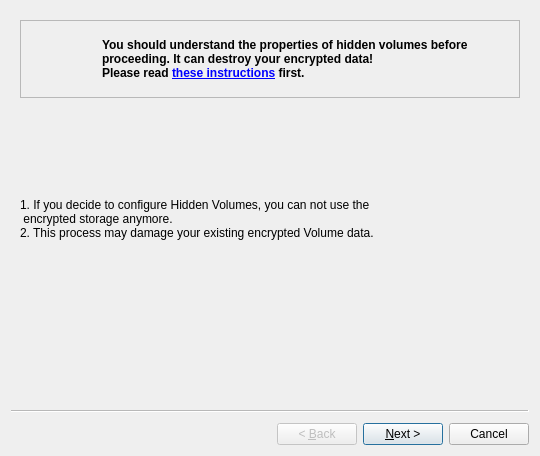
daringer/nitropy-app, file nitropyapp/ui/storage.ui: the form before one commit.
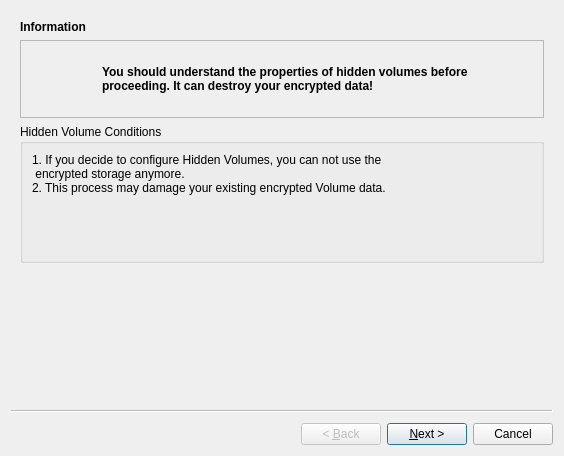
The form after the commit. Icons and pictures are not drawn.

Patch:
```diff
--- a/nitropyapp/ui/storage.ui
+++ b/nitropyapp/ui/storage.ui
@@ -6,7 +6,7 @@
    <rect>
     <x>0</x>
     <y>0</y>
-    <width>536</width>
+    <width>542</width>
     <height>456</height>
    </rect>
   </property>
@@ -17,8 +17,21 @@
    <enum>QWizard::ClassicStyle</enum>
   </property>
   <widget class="QWizardPage" name="wizardPage1">
-   <layout class="QGridLayout" name="gridLayout_4">
-    <item row="0" column="0" colspan="2">
+   <layout class="QVBoxLayout" name="verticalLayout_5">
+    <item>
+     <widget class="QLabel" name="label_14">
+      <property name="font">
+       <font>
+        <weight>75</weight>
+        <bold>true</bold>
+       </font>
+      </property>
+      <property name="text">
+       <string>Information</string>
+      </property>
+     </widget>
+    </item>
+    <item>
      <widget class="QFrame" name="frame">
       <property name="frameShape">
        <enum>QFrame::StyledPanel</enum>
@@ -64,7 +77,7 @@
          </property>
         </widget>
        </item>
-       <item>
+       <item alignment="Qt::AlignVCenter">
         <widget class="QLabel" name="l_top_instructions">
          <property name="sizePolicy">
           <sizepolicy hsizetype="MinimumExpanding" vsizetype="Fixed">
@@ -76,7 +89,7 @@
           <enum>Qt::StrongFocus</enum>
          </property>
          <property name="text">
-          <string>&lt;html&gt;&lt;head/&gt;&lt;body&gt;&lt;p&gt;&lt;span style=&quot; font-weight:600;&quot;&gt;You should understand the properties of hidden volumes before proceeding. It can destroy your encrypted data! &lt;br/&gt;Please read &lt;/span&gt;&lt;a href=&quot;https://www.nitrokey.com/documentation/hidden-volumes&quot;&gt;&lt;span style=&quot; font-weight:600; text-decoration: underline; color:#0000ff;&quot;&gt;these instructions&lt;/span&gt;&lt;/a&gt;&lt;span style=&quot; font-weight:600;&quot;&gt; first.&lt;/span&gt;&lt;/p&gt;&lt;/body&gt;&lt;/html&gt;</string>
+          <string>&lt;html&gt;&lt;head/&gt;&lt;body&gt;&lt;p&gt;&lt;span style=&quot; font-weight:600;&quot;&gt;You should understand the properties of hidden volumes before proceeding. It can destroy your encrypted data! &lt;/span&gt;&lt;/p&gt;&lt;/body&gt;&lt;/html&gt;</string>
          </property>
          <property name="scaledContents">
           <bool>false</bool>
@@ -92,70 +105,53 @@
       </layout>
      </widget>
     </item>
-    <item row="4" column="0" colspan="2">
-     <widget class="QLabel" name="label_2">
-      <property name="sizePolicy">
-       <sizepolicy hsizetype="Fixed" vsizetype="Fixed">
-        <horstretch>0</horstretch>
-        <verstretch>0</verstretch>
-       </sizepolicy>
+    <item>
+     <widget class="QGroupBox" name="groupBox_2">
+      <property name="title">
+       <string>Hidden Volume Conditions</string>
       </property>
-      <property name="minimumSize">
-       <size>
-        <width>500</width>
-        <height>50</height>
-       </size>
-      </property>
-      <property name="maximumSize">
-       <size>
-        <width>100</width>
-        <height>150</height>
-       </size>
-      </property>
-      <property name="text">
-       <string/>
-      </property>
-      <property name="pixmap">
-       <pixmap>images/HiddenVolumes_0.png</pixmap>
-      </property>
-      <property name="scaledContents">
-       <bool>true</bool>
-      </property>
-     </widget>
-    </item>
-    <item row="2" column="0">
-     <spacer name="verticalSpacer">
-      <property name="orientation">
-       <enum>Qt::Vertical</enum>
-      </property>
-      <property name="sizeHint" stdset="0">
-       <size>
-        <width>20</width>
-        <height>70</height>
-       </size>
-      </property>
-     </spacer>
-    </item>
-    <item row="6" column="0">
-     <spacer name="verticalSpacer_2">
-      <property name="orientation">
-       <enum>Qt::Vertical</enum>
-      </property>
-      <property name="sizeHint" stdset="0">
-       <size>
-        <width>20</width>
-        <height>40</height>
-       </size>
-      </property>
-     </spacer>
-    </item>
-    <item row="3" column="0">
-     <widget class="QLabel" name="label_3">
-      <property name="text">
-       <string>1. If you decide to configure Hidden Volumes, you can not use the
+      <layout class="QVBoxLayout" name="verticalLayout_4">
+       <item>
+        <widget class="QLabel" name="label_3">
+         <property name="text">
+          <string>1. If you decide to configure Hidden Volumes, you can not use the
  encrypted storage anymore. 
 2. This process may damage your existing encrypted Volume data.</string>
-      </property>
+         </property>
+        </widget>
+       </item>
+       <item>
+        <widget class="QLabel" name="label_2">
+         <property name="sizePolicy">
+          <sizepolicy hsizetype="Fixed" vsizetype="Fixed">
+           <horstretch>0</horstretch>
+           <verstretch>0</verstretch>
+          </sizepolicy>
+         </property>
+         <property name="minimumSize">
+          <size>
+           <width>500</width>
+           <height>50</height>
+          </size>
+         </property>
+         <property name="maximumSize">
+          <size>
+           <width>100</width>
+           <height>150</height>
+          </size>
+         </property>
+         <property name="text">
+          <string/>
+         </property>
+         <property name="pixmap">
+          <pixmap>images/HiddenVolumes_0.png</pixmap>
+         </property>
+         <property name="scaledContents">
+          <bool>true</bool>
+         </property>
+        </widget>
+       </item>
+      </layout>
      </widget>
     </item>
    </layout>
```
Left out of the diff: 421 changed lines with no effect on the pictures.
